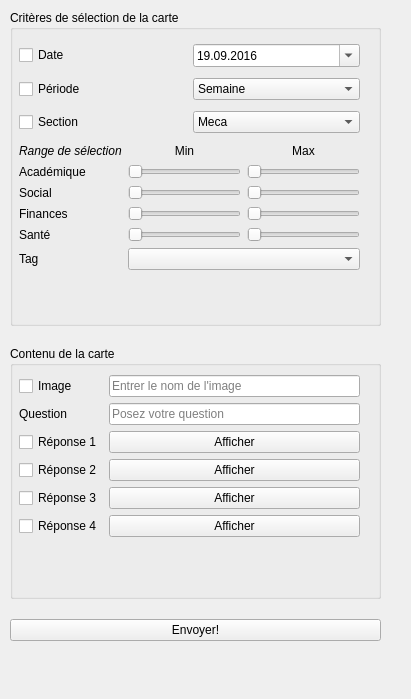
First picture: the form in MainWindowGUI.ui, repository emiledecosterd/CardGeneratorUI, before the edit.
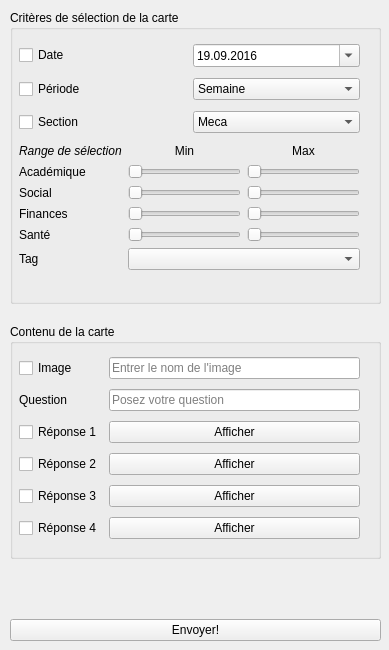
Second picture: the form after the edit.

Commit message: J'ai du changer des trucs ça compilait pas chez moi

```diff
--- a/MainWindowGUI.ui
+++ b/MainWindowGUI.ui
@@ -6,8 +6,8 @@
    <rect>
     <x>0</x>
     <y>0</y>
-    <width>411</width>
-    <height>699</height>
+    <width>389</width>
+    <height>650</height>
    </rect>
   </property>
   <property name="windowTitle">
@@ -23,7 +23,7 @@
       <height>631</height>
      </rect>
     </property>
-    <layout class="QVBoxLayout" name="verticalLayout" stretch="50,40,10">
+    <layout class="QVBoxLayout" name="verticalLayout" stretch="50,40,0,10">
      <property name="spacing">
       <number>20</number>
      </property>
@@ -432,8 +432,12 @@
            </property>
           </widget>
          </item>
-         <item row="6" column="0">
-          <spacer name="verticalSpacer_2">
+        </layout>
+       </widget>
+      </widget>
+     </item>
+     <item>
+      <spacer name="verticalSpacer_3">
            <property name="orientation">
             <enum>Qt::Vertical</enum>
            </property>
@@ -444,10 +448,6 @@
             </size>
            </property>
           </spacer>
-         </item>
-        </layout>
-       </widget>
-      </widget>
      </item>
      <item>
       <widget class="QPushButton" name="send_button">
```
Lines whose indentation alone changed are shown as unchanged. The commit also changes 2 other files.
